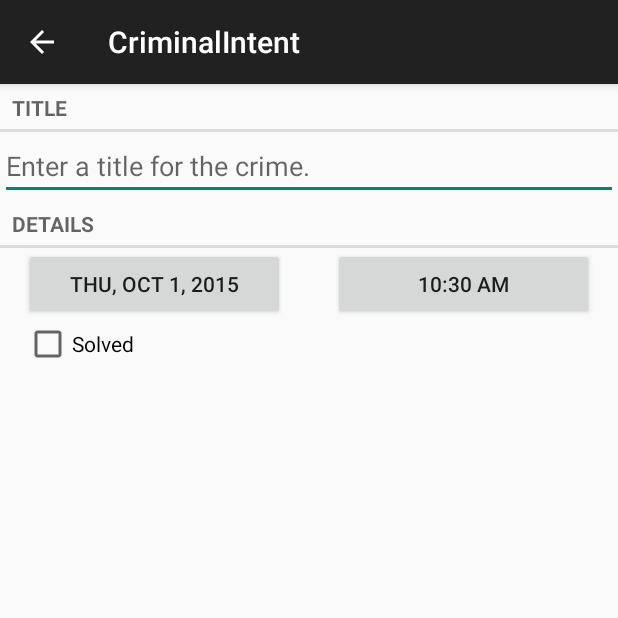
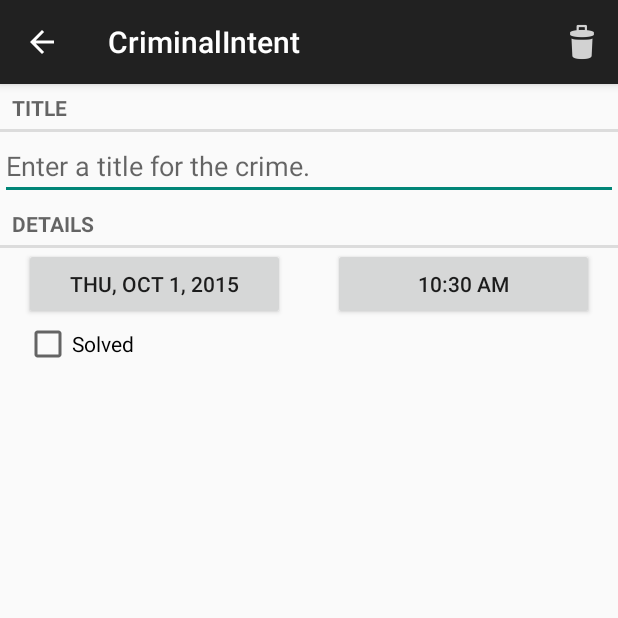
Before and after one commit to SkedsGilbert/Crime, an Android app: the screen it shows after launch (CrimePagerActivity), after a tap on "New crime", on a phone screen of 412 x 824 dp, the top half of it. Run offline under Robolectric (Android 15) with nearby library versions, the phone set to English and light mode, and no system bars.

Commit message:
Add ability to remove a crime from the list.

```diff
--- a/app/src/main/java/com/south42studios/criminalintent/CrimeFragment.java
+++ b/app/src/main/java/com/south42studios/criminalintent/CrimeFragment.java
@@ -2,6 +2,7 @@ package com.south42studios.criminalintent;
 
 import android.app.Activity;
 import android.content.Intent;
+import android.nfc.Tag;
 import android.os.Bundle;
 import android.support.v4.app.Fragment;
 import android.support.v4.app.FragmentManager;
@@ -9,6 +10,9 @@ import android.text.Editable;
 import android.text.TextWatcher;
 import android.util.Log;
 import android.view.LayoutInflater;
+import android.view.Menu;
+import android.view.MenuInflater;
+import android.view.MenuItem;
 import android.view.View;
 import android.view.ViewGroup;
 import android.widget.Button;
@@ -28,6 +32,7 @@ public class CrimeFragment extends Fragment {
 
     private static final String TAG = "com.south42studios";
     private static final String ARG_CRIME_ID = "crime_id";
+    private static final String ARG_POSITION = "position";
     private static final String DIALOG_DATE = "DialogDate";
     private static final String DIALOG_TIME = "DialogTime";
     private static final int REQUEST_DATE = 0;
@@ -37,10 +42,12 @@ public class CrimeFragment extends Fragment {
     private Button mDateButton;
     private Button mTimeButton;
     private CheckBox mSolvedCheckBox;
+    private int crimePosition;
 
-    public static CrimeFragment newInstance(UUID crimeId){
+    public static CrimeFragment newInstance(UUID crimeId, int position){
         Bundle args = new Bundle();
         args.putSerializable(ARG_CRIME_ID, crimeId);
+        args.putInt(ARG_POSITION,position);
 
         CrimeFragment fragment = new CrimeFragment();
         fragment.setArguments(args);
@@ -50,8 +57,11 @@ public class CrimeFragment extends Fragment {
     @Override
     public void onCreate(Bundle savedInstanceState){
         super.onCreate(savedInstanceState);
+        setHasOptionsMenu(true);
         UUID crimeID = (UUID) getArguments().getSerializable(ARG_CRIME_ID);
+        crimePosition = getArguments().getInt(ARG_POSITION);
         mCrime = CrimeLab.get(getActivity()).getCrimes(crimeID);
+
     }
 
     @Override
@@ -153,4 +163,25 @@ public class CrimeFragment extends Fragment {
 
     }
 
+    @Override
+    public void onCreateOptionsMenu(Menu menu, MenuInflater inflater){
+        super.onCreateOptionsMenu(menu,inflater);
+        inflater.inflate(R.menu.fragment_crime,menu);
+    }
+
+    @Override
+    public boolean onOptionsItemSelected(MenuItem item){
+        switch (item.getItemId()){
+            case R.id.menu_item_delete_crime:
+                Log.d(TAG, "Crime position is: " + crimePosition);
+                CrimeLab.get(getActivity()).removeCrime(crimePosition);
+
+                Intent intent = new Intent(CrimeFragment.this.getActivity(),CrimeListActivity.class);
+                startActivity(intent);
+                return true;
+            default: return super.onOptionsItemSelected(item);
+
+        }
+    }
+
 }
--- a/app/src/main/java/com/south42studios/criminalintent/CrimeLab.java
+++ b/app/src/main/java/com/south42studios/criminalintent/CrimeLab.java
@@ -22,6 +22,12 @@ public class CrimeLab {
 
     private CrimeLab(Context context){
         mCrimes = new ArrayList<>();
+
+        for (int i = 0; i<10; i++){
+            Crime crime = new Crime();
+            crime.setTitle("Crime# " + i);
+            mCrimes.add(crime);
+        }
     }
 
     public List<Crime> getCrimes(){
@@ -30,6 +36,10 @@ public class CrimeLab {
 
     public void addCrime(Crime c){
         mCrimes.add(c);
+    }
+
+    public void removeCrime(int c){
+        mCrimes.remove(c);
     }
 
     public Crime getCrimes(UUID id){
--- a/app/src/main/java/com/south42studios/criminalintent/CrimeListFragment.java
+++ b/app/src/main/java/com/south42studios/criminalintent/CrimeListFragment.java
@@ -117,8 +117,8 @@ public class CrimeListFragment extends Fragment {
             mAdapter = new CrimeAdapter(crimes);
             mCrimeRecyclerView.setAdapter(mAdapter);
         } else {
-//            mAdapter.notifyDataSetChanged();
-            mAdapter.notifyItemChanged(position);
+            mAdapter.notifyDataSetChanged();
+//            mAdapter.notifyItemChanged(position);
         }
 
         updateSubtitle();
--- a/app/src/main/java/com/south42studios/criminalintent/CrimePagerActivity.java
+++ b/app/src/main/java/com/south42studios/criminalintent/CrimePagerActivity.java
@@ -46,7 +46,8 @@ public class CrimePagerActivity extends AppCompatActivity {
             @Override
             public Fragment getItem(int position) {
                 Crime crime = mCrimes.get(position);
-                return CrimeFragment.newInstance(crime.getID());
+
+                return CrimeFragment.newInstance(crime.getID(),position);
             }
 
             @Override
--- /dev/null
+++ b/app/src/main/res/menu/fragment_crime.xml
@@ -0,0 +1,12 @@
+<?xml version="1.0" encoding="utf-8"?>
+<menu xmlns:android="http://schemas.android.com/apk/res/android"
+      xmlns:app="http://schemas.android.com/apk/res-auto" >
+
+      <item
+          android:id="@+id/menu_item_delete_crime"
+          android:icon="@drawable/ic_menu_delete"
+          android:title="@string/delete_crime"
+          app:showAsAction="ifRoom|withText" />
+
+
+</menu>
--- a/app/src/main/res/values/strings.xml
+++ b/app/src/main/res/values/strings.xml
@@ -12,4 +12,5 @@
     <string name="show_subtitle">Show Subtitle</string>
     <string name="hide_subtitle">Hide Subtitle</string>
     <string name="subtitle_format">%1$s</string>
+    <string name="delete_crime">Delete</string>
 </resources>
```
Also changed, not shown: app/src/main/res/drawable-hdpi/ic_menu_delete.png (added), app/src/main/res/drawable-mdpi/ic_menu_delete.png (added), app/src/main/res/drawable-xhdpi/ic_menu_delete.png (added), app/src/main/res/drawable-xxhdpi/ic_menu_delete.png (added).
